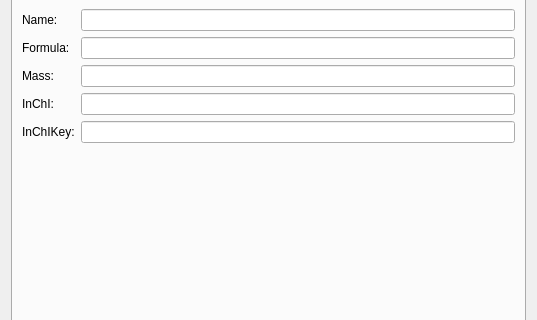
Old version of the form chemdata/moleculedetaildialog.ui in the repository OpenChemistry/mongochem; both pictures show x 0 to 537 and y 98 to 418 of the 537 by 590 pixel window.
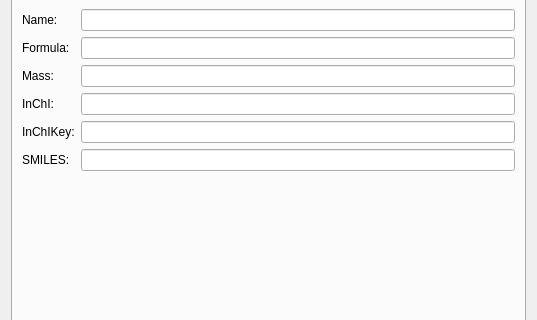
New version of the form.

Commit message:
Add SMILES to molecule details dialog
This adds a line containing the SMILES string to the
molecule details dialog.

Patch:
```diff
--- a/chemdata/moleculedetaildialog.ui
+++ b/chemdata/moleculedetaildialog.ui
@@ -118,7 +118,21 @@
            </property>
           </widget>
          </item>
-         <item row="5" column="1">
+         <item row="6" column="1">
+          <widget class="QLineEdit" name="smilesLineEdit">
+           <property name="readOnly">
+            <bool>true</bool>
+           </property>
+          </widget>
+         </item>
+         <item row="6" column="0">
+          <widget class="QLabel" name="smilesLabel">
+           <property name="text">
+            <string>SMILES:</string>
+           </property>
+          </widget>
+         </item>
+         <item row="7" column="1">
           <spacer name="verticalSpacer">
            <property name="orientation">
             <enum>Qt::Vertical</enum>
```
The commit also changes 1 other file.
